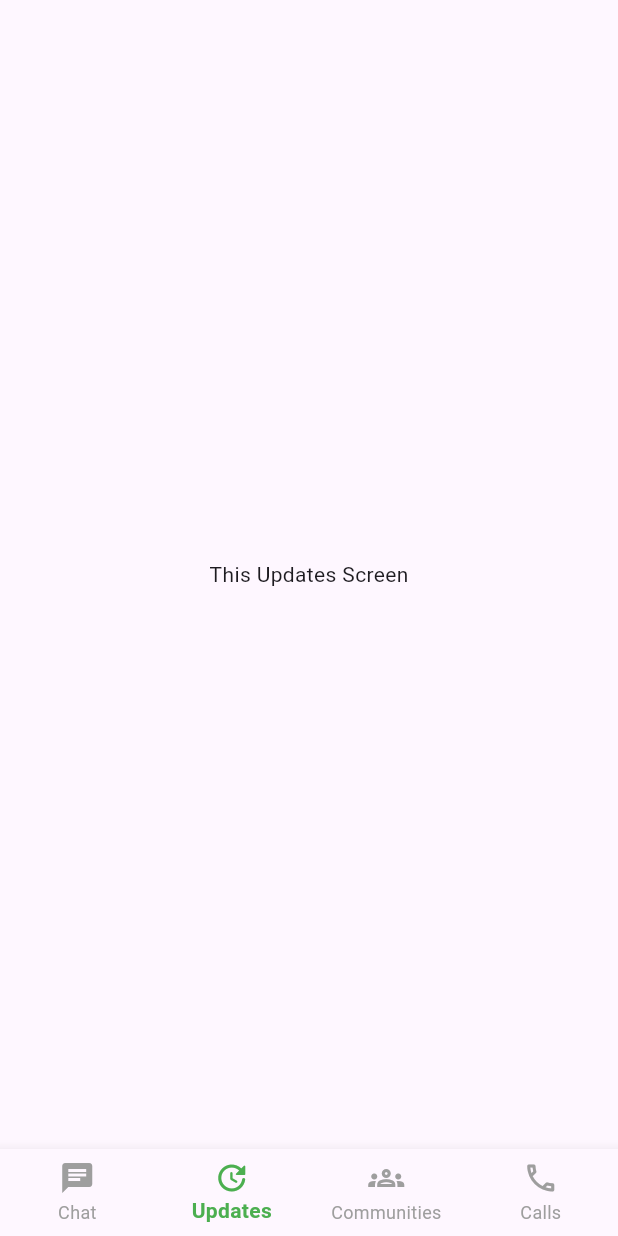
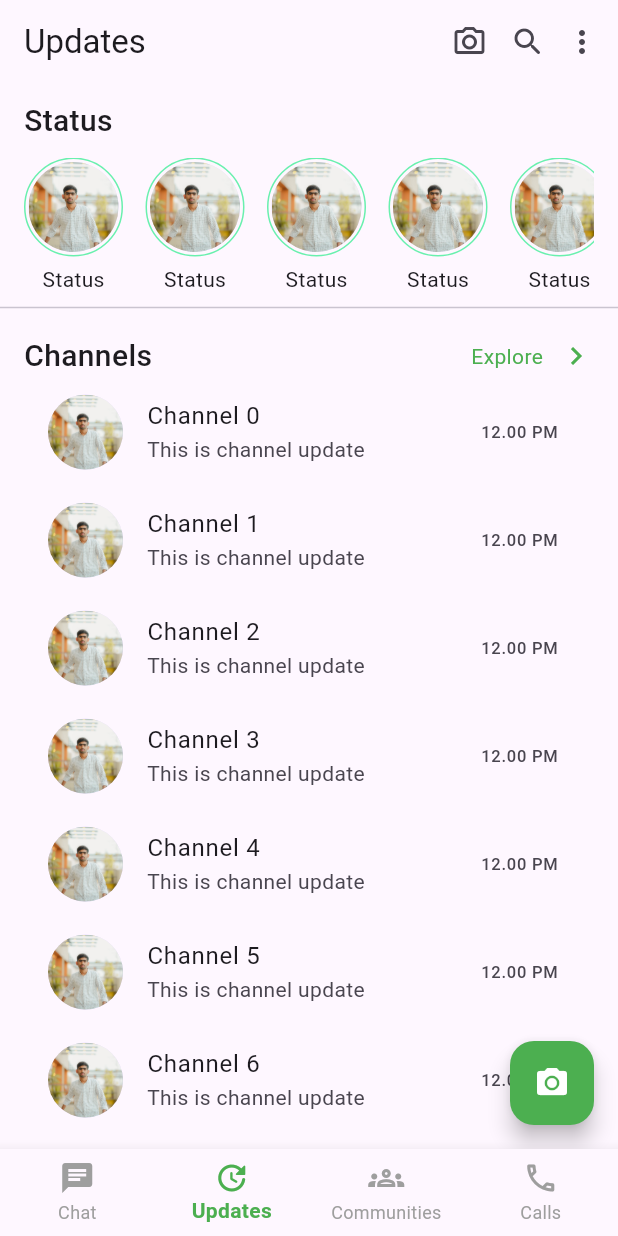
Before and after one commit to jamalimubashirali/whatsapp_ui_clone, a Flutter app: the screen it shows after launch, swiped to page 2, on a phone screen of 412 x 824 dp. Run offline on Flutter 3.47's test engine with Material 3 defaults, Android fonts, the phone set to English and light mode, and no system bars.

Commit message:
Created UI of Updates Screen in Whatsapp Clone

```diff
--- a/lib/Screens/UpdateScreen.dart
+++ b/lib/Screens/UpdateScreen.dart
@@ -11,8 +11,134 @@ class _UpdateScreenState extends State<UpdateScreen> {
   @override
   Widget build(BuildContext context) {
     return Scaffold(
-      body: Center(
-        child: Text("This Updates Screen"),
+      appBar: AppBar(
+        title: const Text("Updates"),
+        actions: [
+          const Icon(Icons.camera_alt_outlined),
+          const SizedBox(
+            width: 15,
+          ),
+          const Icon(Icons.search_rounded),
+          PopupMenuButton(
+              offset: const Offset(0, 50),
+              itemBuilder: (context) {
+                return const [
+                  PopupMenuItem(child: Text("Status privacy")),
+                  PopupMenuItem(child: Text("Create channel")),
+                  PopupMenuItem(child: Text("Settings"))
+                ];
+              }),
+        ],
+      ),
+      body: SingleChildScrollView(
+        child: Column(
+          children: [
+            Padding(
+              padding: const EdgeInsets.only(
+                  left: 16.0, right: 16.0, top: 10.0, bottom: 1),
+              child: Column(
+                crossAxisAlignment: CrossAxisAlignment.start,
+                children: [
+                  const Text(
+                    "Status",
+                    style: TextStyle(fontSize: 20, fontWeight: FontWeight.w500),
+                  ),
+                  const SizedBox(
+                    height: 10,
+                  ),
+                  SingleChildScrollView(
+                    scrollDirection: Axis.horizontal,
+                    child: Row(
+                      children: List.generate(40, (index) {
+                        return Column(
+                          mainAxisAlignment: MainAxisAlignment.start,
+                          children: [
+                            Container(
+                              margin: const EdgeInsets.only(right: 15),
+                              padding: const EdgeInsets.all(2),
+                              decoration: BoxDecoration(
+                                  shape: BoxShape.circle,
+                                  border: Border.all(
+                                      color: Colors.greenAccent, width: 1)),
+                              child: const CircleAvatar(
+                                radius: 30,
+                                backgroundImage:
+                                    AssetImage("assets/images/MyPhoto.jpeg"),
+                              ),
+                            ),
+                            const SizedBox(
+                              height: 5,
+                            ),
+                            const Padding(
+                              padding: EdgeInsets.only(left: 0, right: 15),
+                              child: Text("Status"),
+                            )
+                          ],
+                        );
+                      }),
+                    ),
+                  )
+                ],
+              ),
+            ),
+            const Divider(),
+            Padding(
+              padding:
+                  const EdgeInsets.symmetric(horizontal: 16.0, vertical: 10.0),
+              child: Column(
+                children: [
+                  const Row(
+                    mainAxisAlignment: MainAxisAlignment.spaceBetween,
+                    children: [
+                      Text(
+                        "Channels",
+                        style: TextStyle(
+                            fontSize: 20, fontWeight: FontWeight.w500),
+                      ),
+                      Row(
+                        children: [
+                          Text(
+                            "Explore",
+                            style: TextStyle(color: Colors.green),
+                          ),
+                          SizedBox(
+                            width: 10,
+                          ),
+                          Icon(
+                            Icons.navigate_next_outlined,
+                            color: Colors.green,
+                          )
+                        ],
+                      )
+                    ],
+                  ),
+                  Column(
+                    children: List.generate(10, (index) {
+                      return ListTile(
+                        leading: const CircleAvatar(
+                          radius: 25,
+                          backgroundImage:
+                              AssetImage("assets/images/MyPhoto.jpeg"),
+                        ),
+                        title: Text("Channel $index"),
+                        trailing: const Text("12.00 PM"),
+                        subtitle: const Text("This is channel update"),
+                      );
+                    }),
+                  )
+                ],
+              ),
+            ),
+          ],
+        ),
+      ),
+      floatingActionButton: FloatingActionButton(
+        onPressed: () {},
+        backgroundColor: Colors.green,
+        child: const Icon(
+          Icons.camera_alt,
+          color: Colors.white,
+        ),
       ),
     );
   }
```
